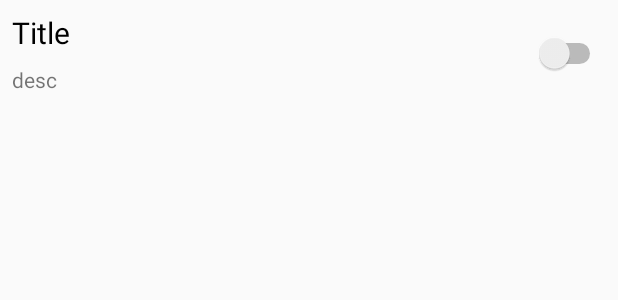
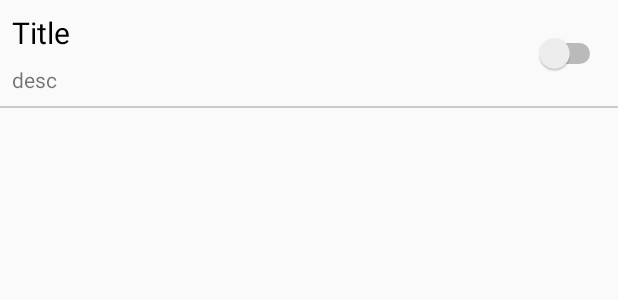
Before and after one commit to AdityaVasam/AdityaEngineerAiTest, an Android app: the layout post_item_layout.xml on its own in the app's theme, with its tools: preview values and no code run, on a phone screen of 412 x 824 dp. Shown: the top 300 px of the screen. Run offline under Robolectric (Android 15) with nearby library versions, the phone set to English and light mode, and no system bars.

Commit message:
bug fixes

```diff
--- a/app/src/main/java/com/smita/engineeraitest/repository/PostsRepository.java
+++ b/app/src/main/java/com/smita/engineeraitest/repository/PostsRepository.java
@@ -34,7 +34,7 @@ public class PostsRepository {
 
     public void getPostsFromApi(final int pageNo){
         if (pageNo <= lastPageIndex) {
-            apiInterface.getPostsFromApi("", pageNo).enqueue(new Callback<JsonElement>() {
+            apiInterface.getPostsFromApi("story", pageNo).enqueue(new Callback<JsonElement>() {
                 @Override
                 public void onResponse(Call<JsonElement> call, Response<JsonElement> response) {
                     if (response.isSuccessful()){
--- a/app/src/main/java/com/smita/engineeraitest/view/activities/PostsActivity.java
+++ b/app/src/main/java/com/smita/engineeraitest/view/activities/PostsActivity.java
@@ -51,9 +51,9 @@ public class PostsActivity extends AppCompatActivity {
         swipeRefreshLayout.setOnRefreshListener(new SwipeRefreshLayout.OnRefreshListener() {
             @Override
             public void onRefresh() {
+                swipeRefreshLayout.setRefreshing(true);
                 lastPageIterated = 0;
                 postsModelList.clear();
-                postsAdapter.notifyDataSetChanged();
                 postsViewModel.getPostsFromApiWithPageNo(lastPageIterated);
                 postSelectedCountTv.setText("0");
             }
@@ -86,6 +86,7 @@ public class PostsActivity extends AppCompatActivity {
         postsViewModel.getPostsLiveData().observe(this, new Observer<List<PostsModel>>() {
             @Override
             public void onChanged(List<PostsModel> postsModels) {
+                swipeRefreshLayout.setRefreshing(false);
                 if (postsModels.get(0).isLastPageReached()){
                     postsProgressBar.setVisibility(View.GONE);
                 }else {
--- a/app/src/main/res/layout/post_item_layout.xml
+++ b/app/src/main/res/layout/post_item_layout.xml
@@ -38,4 +38,16 @@
         app:layout_constraintBottom_toBottomOf="@+id/tv_post_title_desc"
         app:layout_constraintEnd_toEndOf="parent"
         app:layout_constraintTop_toTopOf="@+id/tv_post_title" />
+
+    <View
+        android:id="@+id/view"
+        android:layout_width="0dp"
+        android:layout_height="1dp"
+        android:layout_marginTop="8dp"
+        android:layout_marginBottom="4dp"
+        android:background="#2F000000"
+        app:layout_constraintBottom_toBottomOf="parent"
+        app:layout_constraintEnd_toEndOf="parent"
+        app:layout_constraintStart_toStartOf="parent"
+        app:layout_constraintTop_toBottomOf="@+id/tv_post_title_desc" />
 </androidx.constraintlayout.widget.ConstraintLayout>
--- a/app/src/main/res/layout/posts_nav_bar.xml
+++ b/app/src/main/res/layout/posts_nav_bar.xml
@@ -26,7 +26,7 @@
         android:layout_marginStart="8dp"
         android:layout_marginTop="8dp"
         android:layout_marginEnd="8dp"
-        android:text="10"
+        android:text="0"
         android:textSize="20sp"
         android:gravity="end"
         app:layout_constraintEnd_toEndOf="parent"
```
Also changed, not shown: app/src/main/java/com/smita/engineeraitest/adapter/PostsAdapter.java (+12 -3 lines), app/src/main/res/layout/posts_activity_layout.xml (+6 -10 lines).
